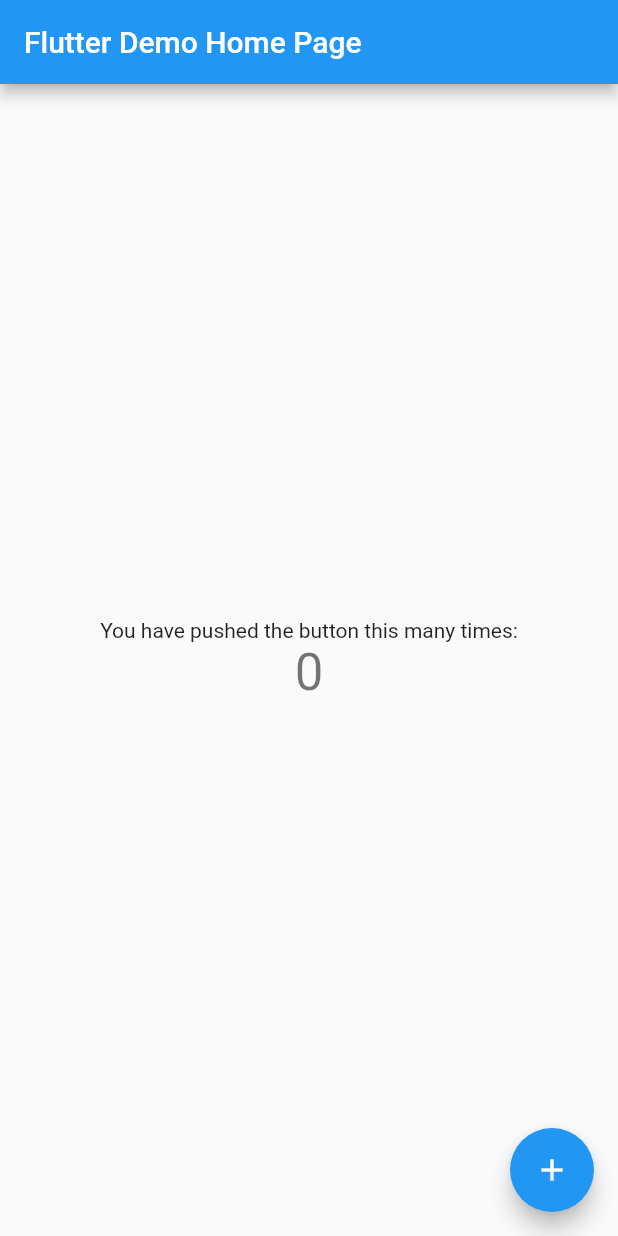
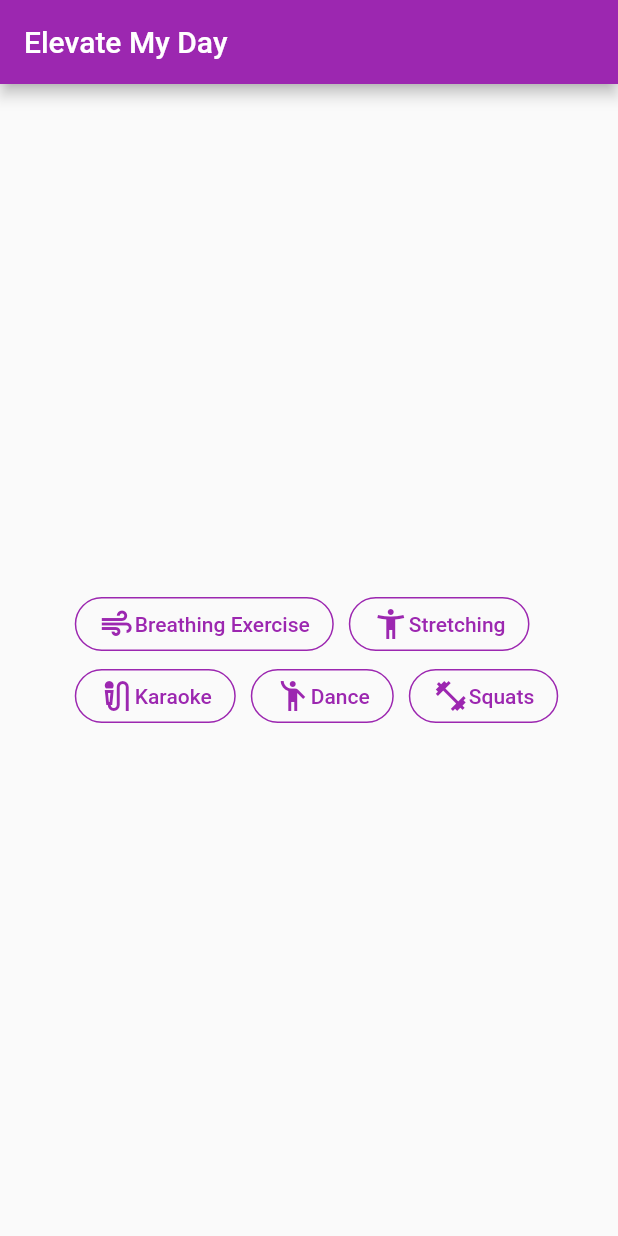
Before and after one commit to hoenggerberg/hackzurich2022, a Flutter app: the screen it shows after launch, on a phone screen of 412 x 824 dp. Run offline on Flutter 3.47's test engine with Material 2 defaults, Android fonts, the phone set to English and light mode, and no system bars; our stand-ins replace firebase_core; accounts and stored records are empty.

Commit message:
added firebase, added activities

```diff
--- /dev/null
+++ b/app/lib/data/activities_data.dart
@@ -0,0 +1,12 @@
+import 'package:app/models/activity.dart';
+import 'package:flutter/material.dart';
+
+class ActivitiesData {
+  static List<Activity> activities = [
+    Activity("Breathing Exercise", Icons.air, Colors.lightBlue),
+    Activity("Stretching", Icons.accessibility_new, Colors.lightGreen),
+    Activity("Karaoke", Icons.mic_external_on_outlined, Colors.purple),
+    Activity("Dance", Icons.emoji_people, Colors.pinkAccent),
+    Activity("Squats", Icons.fitness_center, Colors.red),
+  ];
+}
--- a/app/lib/main.dart
+++ b/app/lib/main.dart
@@ -1,3 +1,5 @@
+import 'package:app/data/activities_data.dart';
+import 'package:app/models/activity.dart';
 import 'package:flutter/material.dart';
 
 void main() {
@@ -11,35 +13,17 @@
   @override
   Widget build(BuildContext context) {
     return MaterialApp(
-      title: 'Flutter Demo',
+      title: 'Elevate My Day',
       theme: ThemeData(
-        // This is the theme of your application.
-        //
-        // Try running your application with "flutter run". You'll see the
-        // application has a blue toolbar. Then, without quitting the app, try
-        // changing the primarySwatch below to Colors.green and then invoke
-        // "hot reload" (press "r" in the console where you ran "flutter run",
-        // or simply save your changes to "hot reload" in a Flutter IDE).
-        // Notice that the counter didn't reset back to zero; the application
-        // is not restarted.
-        primarySwatch: Colors.blue,
+        primarySwatch: Colors.purple,
       ),
-      home: const MyHomePage(title: 'Flutter Demo Home Page'),
+      home: const MyHomePage(title: 'Elevate My Day'),
     );
   }
 }
 
 class MyHomePage extends StatefulWidget {
   const MyHomePage({super.key, required this.title});
-
-  // This widget is the home page of your application. It is stateful, meaning
-  // that it has a State object (defined below) that contains fields that affect
-  // how it looks.
-
-  // This class is the configuration for the state. It holds the values (in this
-  // case the title) provided by the parent (in this case the App widget) and
-  // used by the build method of the State. Fields in a Widget subclass are
-  // always marked "final".
 
   final String title;
 
@@ -48,68 +32,57 @@
 }
 
 class _MyHomePageState extends State<MyHomePage> {
-  int _counter = 0;
 
-  void _incrementCounter() {
-    setState(() {
-      // This call to setState tells the Flutter framework that something has
-      // changed in this State, which causes it to rerun the build method below
-      // so that the display can reflect the updated values. If we changed
-      // _counter without calling setState(), then the build method would not be
-      // called again, and so nothing would appear to happen.
-      _counter++;
-    });
-  }
+  List<bool> acitivity_active = List.generate(ActivitiesData.activities.length, (index) => false);
 
   @override
   Widget build(BuildContext context) {
-    // This method is rerun every time setState is called, for instance as done
-    // by the _incrementCounter method above.
-    //
-    // The Flutter framework has been optimized to make rerunning build methods
-    // fast, so that you can just rebuild anything that needs updating rather
-    // than having to individually change instances of widgets.
+
     return Scaffold(
       appBar: AppBar(
-        // Here we take the value from the MyHomePage object that was created by
-        // the App.build method, and use it to set our appbar title.
         title: Text(widget.title),
       ),
       body: Center(
-        // Center is a layout widget. It takes a single child and positions it
-        // in the middle of the parent.
         child: Column(
-          // Column is also a layout widget. It takes a list of children and
-          // arranges them vertically. By default, it sizes itself to fit its
-          // children horizontally, and tries to be as tall as its parent.
-          //
-          // Invoke "debug painting" (press "p" in the console, choose the
-          // "Toggle Debug Paint" action from the Flutter Inspector in Android
-          // Studio, or the "Toggle Debug Paint" command in Visual Studio Code)
-          // to see the wireframe for each widget.
-          //
-          // Column has various properties to control how it sizes itself and
-          // how it positions its children. Here we use mainAxisAlignment to
-          // center the children vertically; the main axis here is the vertical
-          // axis because Columns are vertical (the cross axis would be
-          // horizontal).
           mainAxisAlignment: MainAxisAlignment.center,
           children: <Widget>[
-            const Text(
-              'You have pushed the button this many times:',
-            ),
-            Text(
-              '$_counter',
-              style: Theme.of(context).textTheme.headline4,
-            ),
+            Wrap(
+              children: List.generate(ActivitiesData.activities.length, (index) {
+                Activity a = ActivitiesData.activities[index];
+                return Padding(
+                  padding: EdgeInsets.only(left: 10),
+                  child: OutlinedButton(
+                    style: OutlinedButton.styleFrom(
+                      shape: RoundedRectangleBorder(
+                        borderRadius: BorderRadius.circular(18.0),
+                      ),
+                      side: BorderSide(width: 1, color: Theme.of(context).primaryColor),
+                      backgroundColor: acitivity_active[index] ? Theme.of(context).primaryColor : null,
+                    ),
+                    onPressed: () {
+                      setState(() {
+                        acitivity_active[index] = !acitivity_active[index];
+                      });
+                    },
+                    child: Row(
+                      mainAxisSize: MainAxisSize.min,
+                      children: [
+                        Icon(a.icon, color: acitivity_active[index] ? a.color : null),
+                        Text(
+                          a.name,
+                          style: TextStyle(
+                              color:
+                              acitivity_active[index] ? Colors.black : Theme.of(context).primaryColor),
+                        ),
+                      ],
+                    ),
+                  ),
+                );
+              }),
+            )
           ],
         ),
       ),
-      floatingActionButton: FloatingActionButton(
-        onPressed: _incrementCounter,
-        tooltip: 'Increment',
-        child: const Icon(Icons.add),
-      ), // This trailing comma makes auto-formatting nicer for build methods.
     );
   }
 }
--- /dev/null
+++ b/app/lib/models/activity.dart
@@ -0,0 +1,9 @@
+import 'package:flutter/material.dart';
+
+class Activity {
+  final String name;
+  final IconData icon;
+  final Color color;
+
+  Activity(this.name, this.icon, this.color);
+}
--- a/app/pubspec.yaml
+++ b/app/pubspec.yaml
@@ -36,6 +36,7 @@
   # The following adds the Cupertino Icons font to your application.
   # Use with the CupertinoIcons class for iOS style icons.
   cupertino_icons: ^1.0.2
+  firebase_core: ^1.22.0
 
 dev_dependencies:
   flutter_test:
```
Also changed, not shown: app/lib/firebase_options.dart (added), app/pubspec.lock, 8 other files.
